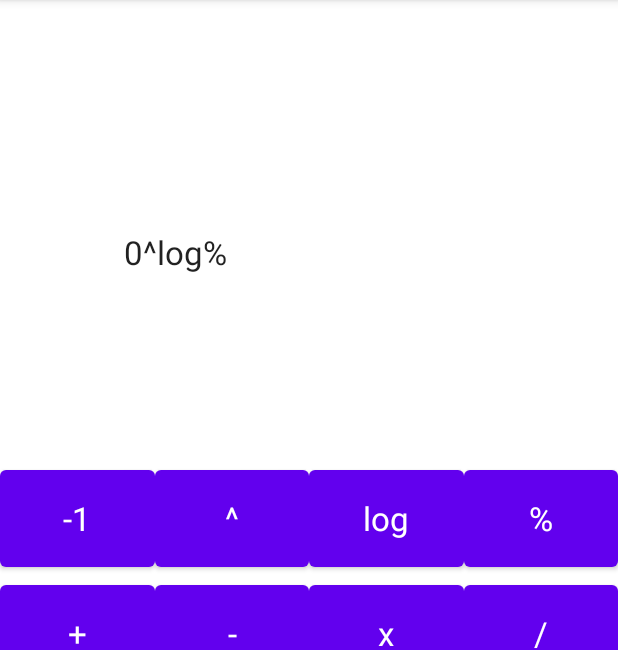
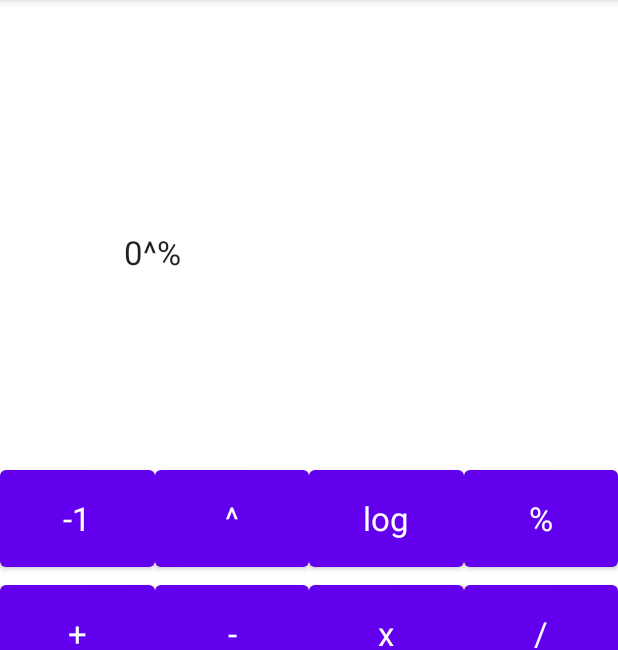
Before and after one commit to mladbago/Android-Projects, an Android app: the screen it shows after launch (MainActivity), after a tap on an icon or button, on a phone screen of 412 x 824 dp, the part 84-734 px from its top. Run offline under Robolectric (Android 15) with nearby library versions, the phone set to English and light mode, and no system bars; 3 other taps on this screen came first.

Commit message:
Done for 5.0

```diff
--- a/SimpleCalculator/app/src/main/res/layout/activity_main.xml
+++ b/SimpleCalculator/app/src/main/res/layout/activity_main.xml
@@ -34,7 +34,7 @@
         android:id="@+id/buttonLogarithm"
         android:layout_width="0dp"
         android:layout_height="0dp"
-        android:onClick="onOperator"
+        android:onClick="onLog"
         android:text="log"
         android:textAppearance="@style/TextAppearance.AppCompat.Large"
         app:layout_constraintBottom_toTopOf="@+id/guideline2"
```
